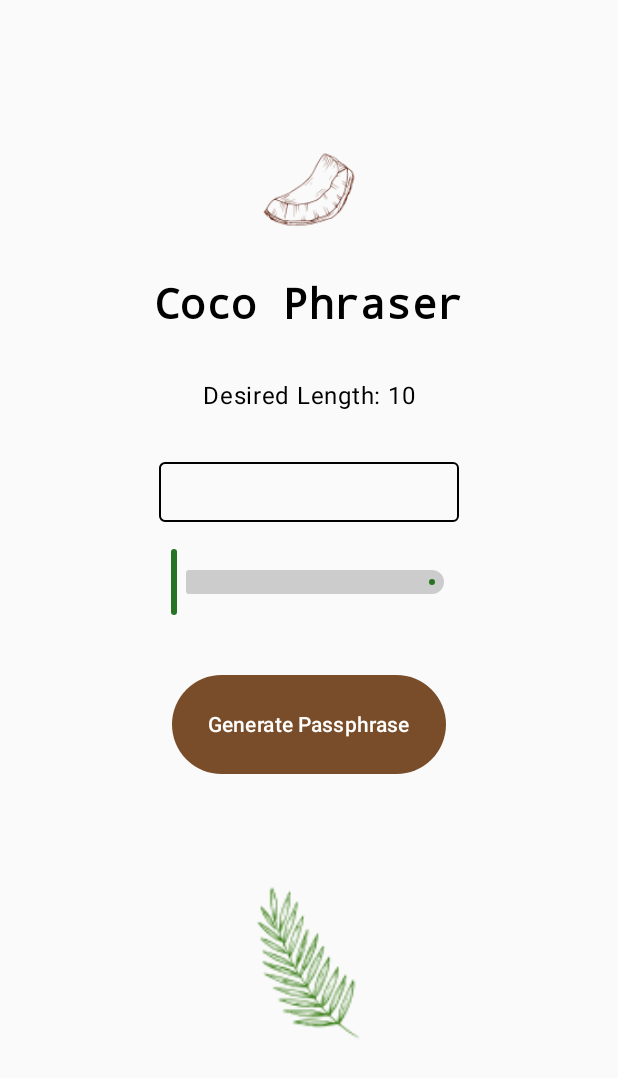
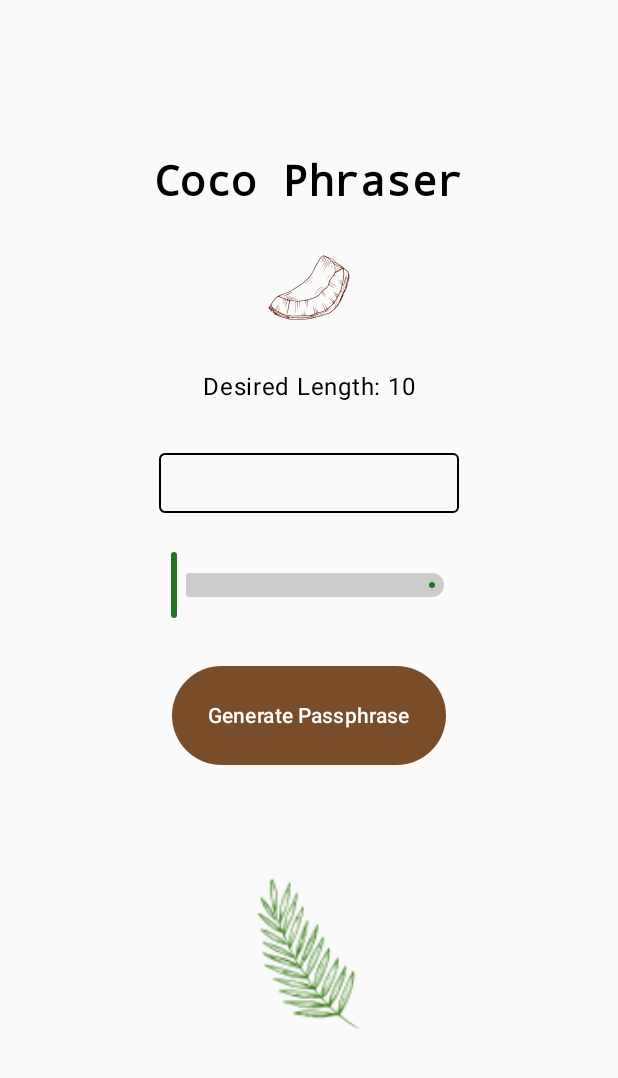
Before and after one commit to hispanicdevian/CocoPhraser, an Android app built with Jetpack Compose: the screen it shows after launch (MainActivity), on a phone screen of 412 x 824 dp. Shown: the top 1078 px of the screen. Run offline under Robolectric (Android 15) with nearby library versions, the phone set to English and light mode, and no system bars.

Commit message:
Applied MVVM

```diff
--- a/app/build.gradle.kts
+++ b/app/build.gradle.kts
@@ -70,4 +70,6 @@ dependencies {
     //Extra
     implementation("org.jetbrains.kotlinx:kotlinx-serialization-json:1.6.0")
     implementation("io.ktor:ktor-client-okhttp:2.3.4")
+    implementation("androidx.lifecycle:lifecycle-viewmodel-compose:2.7.0-alpha02")
+
 }
--- a/app/src/main/java/com/example/cocophraser/CocoPhraserScreen.kt
+++ b/app/src/main/java/com/example/cocophraser/CocoPhraserScreen.kt
@@ -18,10 +18,6 @@ import androidx.compose.material3.Slider
 import androidx.compose.material3.SliderDefaults
 import androidx.compose.material3.Text
 import androidx.compose.runtime.Composable
-import androidx.compose.runtime.getValue
-import androidx.compose.runtime.mutableStateOf
-import androidx.compose.runtime.remember
-import androidx.compose.runtime.setValue
 import androidx.compose.ui.Alignment
 import androidx.compose.ui.Modifier
 import androidx.compose.ui.graphics.Color
@@ -32,52 +28,9 @@ import androidx.compose.ui.unit.dp
 import androidx.compose.ui.unit.sp
 import com.example.cocophraser.ui.theme.CocoBrown
 import com.example.cocophraser.ui.theme.CocoGreen
-import kotlinx.coroutines.CoroutineScope
-import kotlinx.coroutines.Dispatchers
-import kotlinx.coroutines.launch
-import kotlin.random.Random
 
 @Composable
-fun CocoPhraserScreen() {
-    var generatedPassword by remember { mutableStateOf("") }
-    var desiredPasswordLength by remember { mutableStateOf(10f) }
-
-    // List of dictionary words (you can replace it with your own words)
-    val dictionaryWords = LocalWordList.words
-
-    // Function to generate a random character
-    fun generateRandomCharacter(): Char {
-        val charset = "ABCDEFGHIJKLMNOPQRSTUVWXYZabcdefghijklmnopqrstuvwxyz0123456789!@#$%^&*()_-+=<>?/[]{},.:;"
-        return charset[Random.nextInt(charset.length)]
-    }
-
-    fun generateRandomPassword() {
-        val dictionaryWord = dictionaryWords.random()
-        val dictionaryPasswordLength = dictionaryWord.length
-
-        // Calculate the desired password length based on the slider value
-        val desiredLength = desiredPasswordLength.toInt()
-
-        // Calculate the length of random characters needed to meet the desired length
-        val remainingLength = desiredLength - dictionaryPasswordLength
-
-        if (remainingLength <= 0) {
-            // The dictionary word is long enough; use it as is
-            generatedPassword = dictionaryWord.substring(0, desiredLength)
-        } else {
-            // Generate random characters to fill the remaining length
-            val randomChars = buildString {
-                repeat(remainingLength) {
-                    append(generateRandomCharacter())
-                }
-            }
-
-            // Combine the dictionary word and random characters
-            val password = dictionaryWord + randomChars
-
-            generatedPassword = password
-        }
-    }
+fun CocoPhraserScreen(viewModel: CocoPhraserViewModel) {
 
     Box(
         modifier = Modifier
@@ -91,21 +44,24 @@ fun CocoPhraserScreen() {
             verticalArrangement = Arrangement.Center,
             horizontalAlignment = Alignment.CenterHorizontally
         ) {
-            Image(
-                painter = painterResource(R.mipmap.coco_phraser_shell_foreground), // Replace with your image resource ID
-                contentDescription = "Image content description", // Provide a description for accessibility
-                Modifier.size(120.dp)
+            Spacer(modifier = Modifier.padding(16.dp))
+
+            Text(
+                "Coco Phraser",
+                fontSize = 28.sp,
+                fontFamily = FontFamily.Monospace,
+                fontWeight = FontWeight.Bold
             )
 
+            Image(
+                painter = painterResource(R.mipmap.coco_phraser_shell_foreground),
+                contentDescription = "Image content description"
+            )
 
-            Text("Coco Phraser",
-                fontSize = 28.sp,
-                fontFamily = FontFamily.Monospace,
-                fontWeight = FontWeight.Bold)
-
-            Spacer(modifier = Modifier.padding(16.dp))
-
-            Text("Desired Length: ${desiredPasswordLength.toInt()}", fontSize = 16.sp)
+            Text(
+                "Desired Length: ${viewModel.desiredPasswordLength}",
+                fontSize = 16.sp
+            )
 
             Spacer(modifier = Modifier.padding(16.dp))
 
@@ -118,26 +74,24 @@ fun CocoPhraserScreen() {
                         shape = RoundedCornerShape(4.dp)
                     )
                     .padding(8.dp)
-
             ) {
                 Text(
-                    text = generatedPassword,
+                    text = viewModel.generatedPassword,
                     fontSize = 18.sp,
                     color = Color.Gray,
                     modifier = Modifier.align(Alignment.Center)
                 )
             }
 
-            Spacer(modifier = Modifier.padding(4.dp))
+            Spacer(modifier = Modifier.padding(8.dp))
 
-            // Slider for specifying the password length
             Slider(
-                value = desiredPasswordLength,
+                value = viewModel.desiredPasswordLength.toFloat(),
                 onValueChange = {
-                    desiredPasswordLength = it
+                    viewModel.desiredPasswordLength = it.toInt()
                 },
-                valueRange = 10f..16f, // Adjust the range as needed
-                steps = 0.1f.toInt(), // The step size
+                valueRange = 10f..16f,
+                steps = 0.1f.toInt(),
                 modifier = Modifier.width(200.dp).padding(8.dp),
                 colors = SliderDefaults.colors(
                     activeTickColor = Color.Transparent,
@@ -148,25 +102,23 @@ fun CocoPhraserScreen() {
                 )
             )
 
-            Spacer(modifier = Modifier.height(30.dp))
+            Spacer(modifier = Modifier.height(22.dp))
 
-            Button( colors = ButtonDefaults.buttonColors(CocoBrown), onClick = {
-                CoroutineScope(Dispatchers.Default).launch {
-                    generateRandomPassword()
+            Button(
+                colors = ButtonDefaults.buttonColors(CocoBrown),
+                onClick = {
+                    viewModel.generateRandomPassword()
                 }
-            }
-
             ) {
                 Spacer(modifier = Modifier.height(50.dp))
-
                 Text("Generate Passphrase")
             }
 
             Spacer(modifier = Modifier.padding(bottom = 26.dp))
 
             Image(
-                painter = painterResource(R.mipmap.coco_phraser_leaf_foreground), // Replace with your image resource ID
-                contentDescription = "Image content description", // Provide a description for accessibility
+                painter = painterResource(R.mipmap.coco_phraser_leaf_foreground),
+                contentDescription = "Image content description",
                 Modifier.size(200.dp)
             )
         }
--- /dev/null
+++ b/app/src/main/java/com/example/cocophraser/CocoPhraserViewModel.kt
@@ -0,0 +1,19 @@
+package com.example.cocophraser
+
+import androidx.compose.runtime.getValue
+import androidx.compose.runtime.mutableStateOf
+import androidx.compose.runtime.setValue
+
+class CocoPhraserViewModel {
+
+    private val model = CocoPhraserModel()
+
+    var generatedPassword by mutableStateOf("")
+
+    var desiredPasswordLength by mutableStateOf(10)
+
+    fun generateRandomPassword() {
+        val password = model.generateRandomPassword(desiredPasswordLength)
+        generatedPassword = password
+    }
+}
--- a/app/src/main/java/com/example/cocophraser/MainActivity.kt
+++ b/app/src/main/java/com/example/cocophraser/MainActivity.kt
@@ -10,7 +10,8 @@ class MainActivity : ComponentActivity() {
         super.onCreate(savedInstanceState)
         setContent {
             MaterialTheme {
-                CocoPhraserScreen()
+
+                CocoPhraserScreen(CocoPhraserViewModel())
             }
         }
     }
```
Also changed, not shown: app/src/main/java/com/example/cocophraser/CocoPhraserModel.kt (added, +31 -0 lines).
